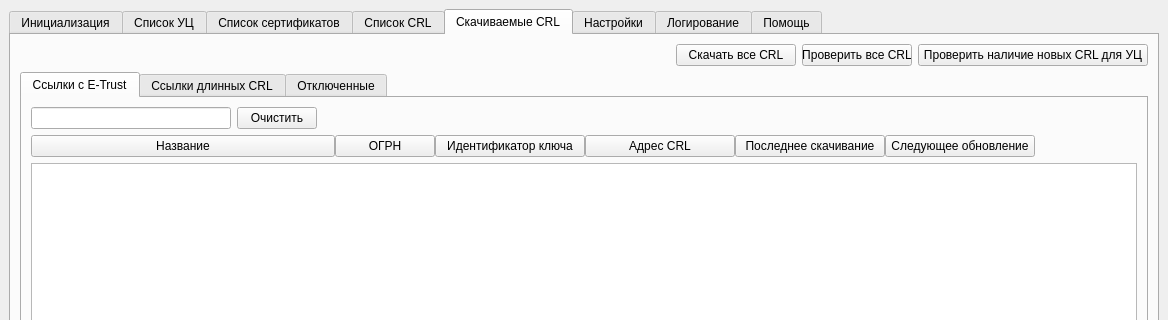
Above: main.ui from MrSaerus/E-TrustCRLparsing before the change; both pictures show x 0 to 1168 and y 0 to 320 of the 1168 by 659 pixel window. Below: the same form after it.
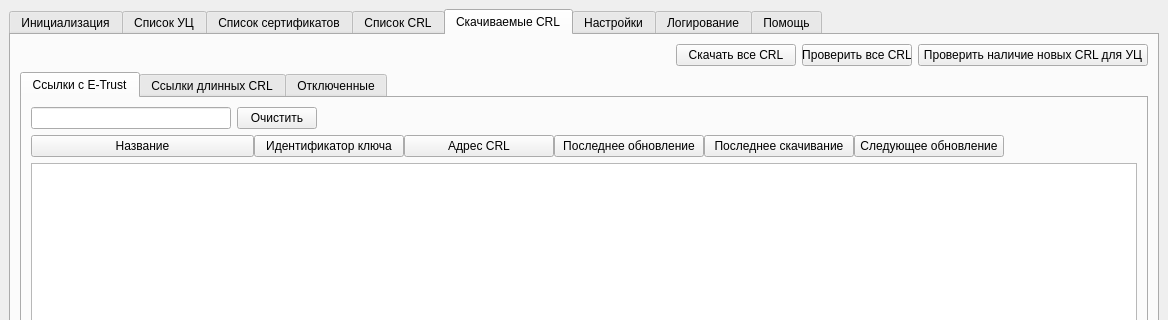
That is the form after the change. The open tabs and pages were chosen to show the change.

Commit message: MiniHotFix and added buttons for download crl in download list

```diff
--- a/main.ui
+++ b/main.ui
@@ -1486,25 +1486,6 @@
                 </property>
                </widget>
               </item>
-              <item>
-               <widget class="QPushButton" name="pushButton_28">
-                <property name="minimumSize">
-                 <size>
-                  <width>100</width>
-                  <height>0</height>
-                 </size>
-                </property>
-                <property name="maximumSize">
-                 <size>
-                  <width>100</width>
-                  <height>16777215</height>
-                 </size>
-                </property>
-                <property name="text">
-                 <string>ОГРН</string>
-                </property>
-               </widget>
-              </item>
               <item>
                <widget class="QPushButton" name="pushButton_24">
                 <property name="minimumSize">
@@ -1543,6 +1524,25 @@
                 </property>
                </widget>
               </item>
+              <item>
+               <widget class="QPushButton" name="pushButton_28">
+                <property name="minimumSize">
+                 <size>
+                  <width>150</width>
+                  <height>0</height>
+                 </size>
+                </property>
+                <property name="maximumSize">
+                 <size>
+                  <width>150</width>
+                  <height>16777215</height>
+                 </size>
+                </property>
+                <property name="text">
+                 <string>Последнее обновление</string>
+                </property>
+               </widget>
+              </item>
               <item>
                <widget class="QPushButton" name="pushButton_31">
                 <property name="minimumSize">
@@ -1585,13 +1585,13 @@
                <widget class="QPushButton" name="pushButton_33">
                 <property name="minimumSize">
                  <size>
-                  <width>102</width>
+                  <width>133</width>
                   <height>0</height>
                  </size>
                 </property>
                 <property name="maximumSize">
                  <size>
-                  <width>102</width>
+                  <width>133</width>
                   <height>16777215</height>
                  </size>
                 </property>
```
Left out of the diff: 52 changed lines with no effect on the pictures. The commit also changes 6 other files.
